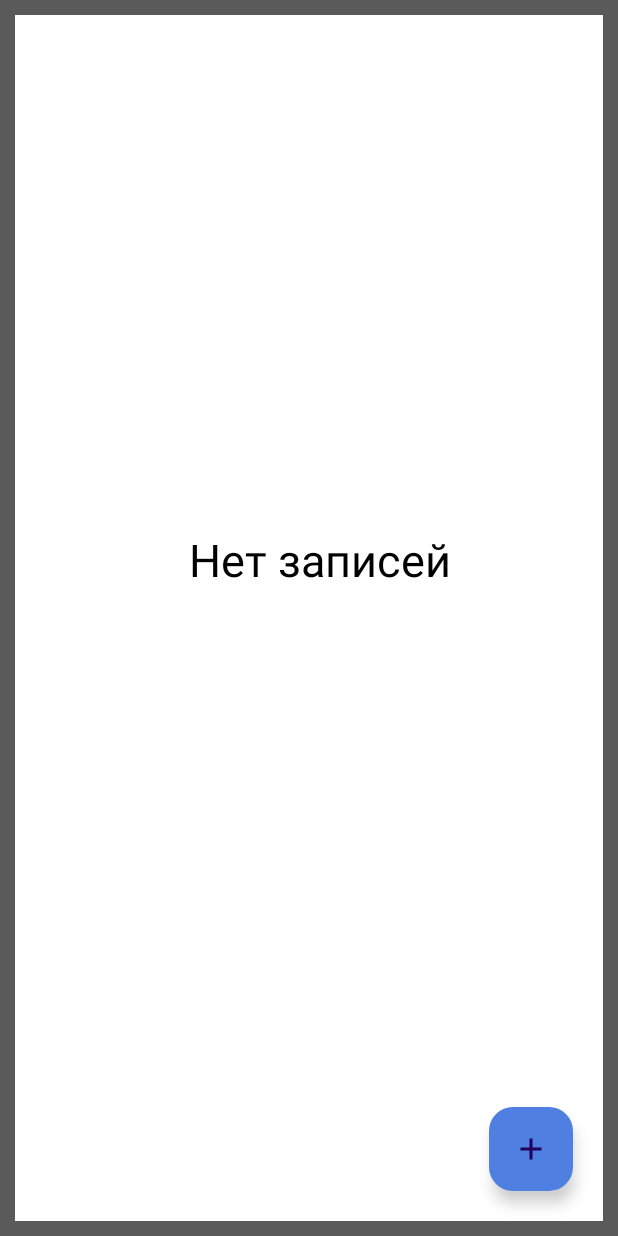
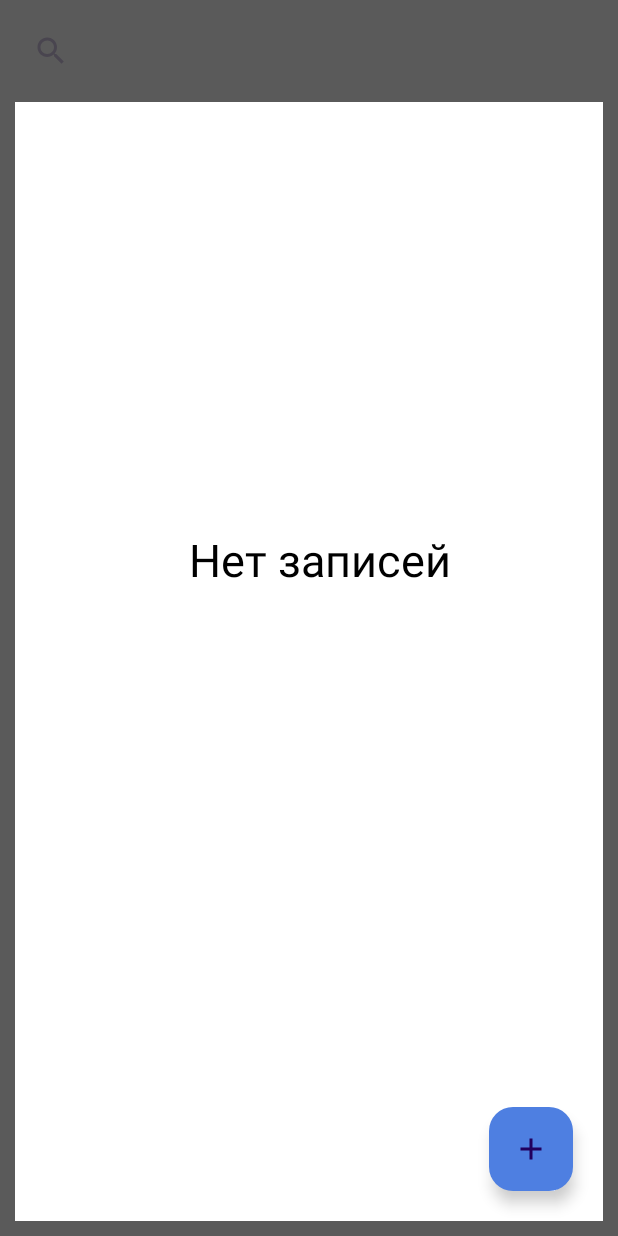
Before and after one commit to GeraVP/VPPen, an Android app: the screen it shows after launch (MainActivity), on a phone screen of 412 x 824 dp. Run offline under Robolectric (Android 15) with nearby library versions, the phone set to English and light mode, and no system bars.

Commit message:
11.01.24

```diff
--- a/app/src/main/java/com/example/vpplan/MainActivity.kt
+++ b/app/src/main/java/com/example/vpplan/MainActivity.kt
@@ -4,9 +4,11 @@ import android.content.Context
 import android.content.Intent
 import androidx.appcompat.app.AppCompatActivity
 import android.os.Bundle
+import android.util.Log
 import android.view.View
 import android.widget.EditText
 import android.widget.RemoteViews
+import android.widget.SearchView
 import android.widget.TextView
 import androidx.recyclerview.widget.ItemTouchHelper
 import androidx.recyclerview.widget.LinearLayoutManager
@@ -26,6 +28,7 @@ class MainActivity : AppCompatActivity() {
         super.onCreate(savedInstanceState)
         setContentView(R.layout.activity_main)
         init()
+        initSearchView()
     }
 
     override fun onResume() {
@@ -51,10 +54,25 @@ class MainActivity : AppCompatActivity() {
         swapHelper.attachToRecyclerView(i)// Соединяем их вместе
         i.adapter = myAdapter
     }
+    private fun initSearchView(){
+        val sv = findViewById<SearchView>(R.id.searchView)
+        sv.setOnQueryTextListener(object: SearchView.OnQueryTextListener{
+            override fun onQueryTextSubmit(query: String?): Boolean {
+                TODO("Not yet implemented")
+            } // при нажатии на поиск
+
+            override fun onQueryTextChange(newText: String?): Boolean {
+                val NE: TextView = findViewById(R.id.tvNoElements)
+                val list = myDBManager.readDbData(newText!!)
+                myAdapter.upDateAdapter(list)
+                return true
+            }
+        }) // ОБновлние при изменениеи внутри поиска
+    }
 
     fun fillAdapter(){
         val NE: TextView = findViewById(R.id.tvNoElements)
-        val list = myDBManager.readDbData()
+        val list = myDBManager.readDbData("")
         myAdapter.upDateAdapter(list)
 
         if(list.size > 0){
--- a/app/src/main/java/com/example/vpplan/packag/MyDBManager.kt
+++ b/app/src/main/java/com/example/vpplan/packag/MyDBManager.kt
@@ -21,9 +21,11 @@ class MyDBManager(val context: Context) {
         }
         db?.insert(MyDbNameClass.TABLE_NAME,null,values)
     }
-    fun readDbData(): ArrayList<ListItem>{
+    fun readDbData(searchText: String): ArrayList<ListItem>{
         val dataList = ArrayList<ListItem>() // Создал массив
-        val cursor = db?.query(MyDbNameClass.TABLE_NAME,null,null,null,null,null,null)
+        val selection = "${MyDbNameClass.COLUMN_NAME_TITLE} like ?"
+        val cursor = db?.query(MyDbNameClass.TABLE_NAME,null,selection, arrayOf("%$searchText%"),null,null,null)
+
 
         while (cursor?.moveToNext()!!)
         {
--- a/app/src/main/res/layout/activity_main.xml
+++ b/app/src/main/res/layout/activity_main.xml
@@ -21,7 +21,8 @@
         app:layout_constraintEnd_toEndOf="parent"
         app:layout_constraintHorizontal_bias="0.0"
         app:layout_constraintStart_toStartOf="parent"
-        app:layout_constraintTop_toTopOf="parent" />
+        app:layout_constraintTop_toBottomOf="@+id/searchView"
+        app:layout_constraintVertical_bias="1.0" />
 
     <com.google.android.material.floatingactionbutton.FloatingActionButton
         android:id="@+id/fbNew"
@@ -52,4 +53,13 @@
         app:layout_constraintTop_toTopOf="parent"
         app:layout_constraintVertical_bias="0.45" />
 
+    <SearchView
+        android:id="@+id/searchView"
+        android:layout_width="0dp"
+        android:layout_height="wrap_content"
+        android:layout_marginTop="10dp"
+        app:layout_constraintEnd_toEndOf="@+id/rcView"
+        app:layout_constraintStart_toStartOf="@+id/rcView"
+        app:layout_constraintTop_toTopOf="parent" />
+
 </androidx.constraintlayout.widget.ConstraintLayout>
```
Also changed, not shown: app/src/main/res/layout/rcitme.xml (+13 -0 lines).
